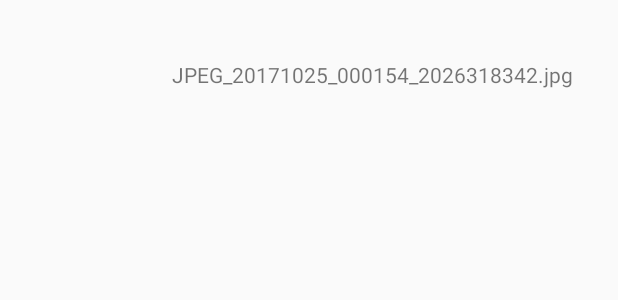
After one commit to Iakobs/1718-m08-eac3, an Android app: the layout multimedia_element.xml on its own in the app's theme, with its tools: preview values and no code run, on a phone screen of 412 x 824 dp. The commit adds this screen. Shown: the top 300 px of the screen. Run offline under Robolectric (Android 15) with nearby library versions, the phone set to English and light mode, and no system bars.

Commit message:
Add layouts
Layouts added

```diff
--- a/app/build.gradle
+++ b/app/build.gradle
@@ -22,6 +22,8 @@ dependencies {
     implementation fileTree(dir: 'libs', include: ['*.jar'])
     implementation 'com.android.support:appcompat-v7:26.1.0'
     implementation 'com.android.support.constraint:constraint-layout:1.0.2'
+    implementation 'com.android.support:design:26.1.0'
+    implementation 'com.google.android.gms:play-services-maps:11.4.2'
     testImplementation 'junit:junit:4.12'
     androidTestImplementation 'com.android.support.test:runner:1.0.1'
     androidTestImplementation 'com.android.support.test.espresso:espresso-core:3.0.1'
--- /dev/null
+++ b/app/src/main/res/layout/multimedia_element.xml
@@ -0,0 +1,26 @@
+<?xml version="1.0" encoding="utf-8"?>
+<LinearLayout xmlns:android="http://schemas.android.com/apk/res/android"
+    xmlns:tools="http://schemas.android.com/tools"
+    android:layout_width="match_parent"
+    android:layout_height="100dp"
+    android:orientation="horizontal">
+
+    <ImageView
+        android:id="@+id/iv_type"
+        android:layout_width="0dp"
+        android:layout_height="match_parent"
+        android:layout_weight="0.35"
+        android:padding="8dp"
+        android:contentDescription="@string/iv_type_content_descriptor"/>
+
+    <TextView
+        android:id="@+id/tv_name"
+        android:layout_width="0dp"
+        android:layout_height="wrap_content"
+        android:layout_gravity="center|fill_horizontal"
+        android:layout_weight="1"
+        android:gravity="start"
+        android:padding="8dp"
+        tools:text="JPEG_20171025_000154_2026318342.jpg" />
+
+</LinearLayout>
--- a/app/src/main/res/values/colors.xml
+++ b/app/src/main/res/values/colors.xml
@@ -3,4 +3,6 @@
     <color name="colorPrimary">#3F51B5</color>
     <color name="colorPrimaryDark">#303F9F</color>
     <color name="colorAccent">#FF4081</color>
+    <color name="colorTakePictureButton">#303F9F</color>
+    <color name="colorRecordVideoButton">#75AB00</color>
 </resources>
--- a/app/src/main/res/values/strings.xml
+++ b/app/src/main/res/values/strings.xml
@@ -1,3 +1,5 @@
 <resources>
     <string name="app_name">Gallery</string>
+    <string name="iv_type_content_descriptor">An image depending on the element type</string>
+    <string name="title_activity_maps">Map</string>
 </resources>
```
Also changed, not shown: app/src/debug/res/values/google_maps_api.xml (added, +24 -0 lines), app/src/main/AndroidManifest.xml (+19 -0 lines), app/src/main/res/layout/activity_main.xml (+28 -8 lines), app/src/main/res/layout/multimedia_element_detail.xml (added, +20 -0 lines), app/src/main/res/values/styles.xml (+9 -0 lines), 2 other files.
